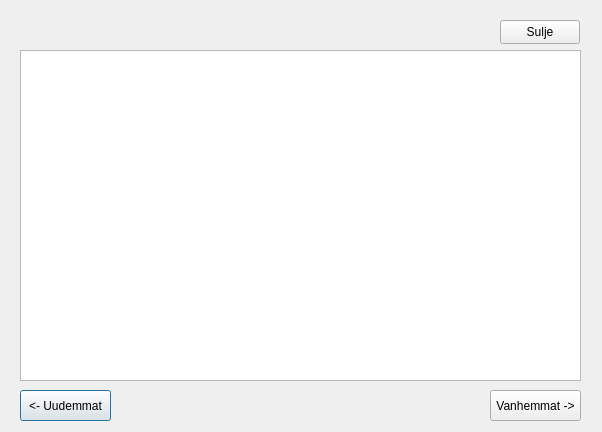
Qt form bank_automat/transactions.ui (25kmo-project/group_7) before a commit.
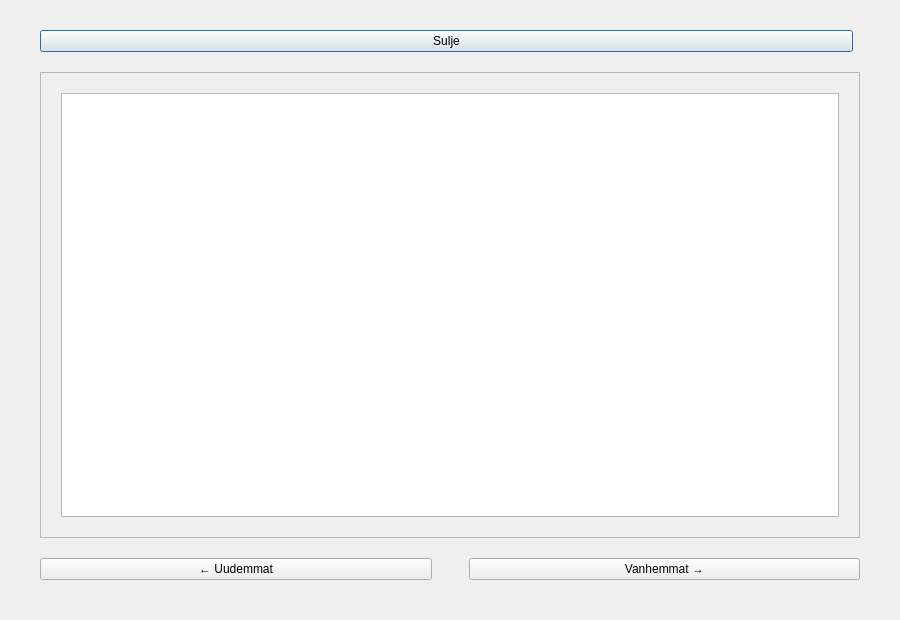
The same form after that commit.

Commit message: UI-muutoksia ja parannuksia

```diff
--- a/bank_automat/transactions.ui
+++ b/bank_automat/transactions.ui
@@ -6,67 +6,126 @@
    <rect>
     <x>0</x>
     <y>0</y>
-    <width>602</width>
-    <height>432</height>
+    <width>900</width>
+    <height>620</height>
    </rect>
   </property>
-  <property name="font">
-   <font>
-    <pointsize>9</pointsize>
-   </font>
+  <property name="minimumSize">
+   <size>
+    <width>700</width>
+    <height>500</height>
+   </size>
   </property>
   <property name="windowTitle">
    <string>Tilitapahtumat</string>
   </property>
-  <widget class="QPushButton" name="btnNewer">
-   <property name="geometry">
-    <rect>
-     <x>20</x>
-     <y>390</y>
-     <width>91</width>
-     <height>31</height>
-    </rect>
+
+  <layout class="QVBoxLayout" name="verticalLayout">
+   <property name="spacing">
+    <number>20</number>
    </property>
-   <property name="text">
-    <string>&lt;- Uudemmat</string>
+   <property name="leftMargin">
+    <number>40</number>
    </property>
-  </widget>
-  <widget class="QPushButton" name="btnOlder">
-   <property name="geometry">
-    <rect>
-     <x>490</x>
-     <y>390</y>
-     <width>91</width>
-     <height>31</height>
-    </rect>
+   <property name="topMargin">
+    <number>30</number>
    </property>
-   <property name="text">
-    <string>Vanhemmat -&gt;</string>
+   <property name="rightMargin">
+    <number>40</number>
    </property>
-  </widget>
-  <widget class="QPushButton" name="btnClose">
-   <property name="geometry">
-    <rect>
-     <x>500</x>
-     <y>20</y>
-     <width>80</width>
-     <height>24</height>
-    </rect>
+   <property name="bottomMargin">
+    <number>40</number>
    </property>
-   <property name="text">
-    <string>Sulje</string>
-   </property>
-  </widget>
-  <widget class="QTableView" name="tableTransactions">
-   <property name="geometry">
-    <rect>
-     <x>20</x>
-     <y>50</y>
-     <width>561</width>
-     <height>331</height>
-    </rect>
-   </property>
-  </widget>
+
+   <!-- Top bar -->
+   <item>
+    <layout class="QHBoxLayout" name="topBar">
+     <item>
+      <widget class="QPushButton" name="btnClose">
+       <property name="text">
+        <string>Sulje</string>
+       </property>
+      </widget>
+     </item>
+     <item>
+      <spacer name="horizontalSpacer">
+       <property name="orientation">
+        <enum>Qt::Horizontal</enum>
+       </property>
+      </spacer>
+     </item>
+    </layout>
+   </item>
+
+   <!-- Taulukko kortissa -->
+   <item>
+    <widget class="QFrame" name="tableFrame">
+     <property name="frameShape">
+      <enum>QFrame::StyledPanel</enum>
+     </property>
+     <property name="frameShadow">
+      <enum>QFrame::Raised</enum>
+     </property>
+     <layout class="QVBoxLayout" name="tableLayout">
+      <property name="leftMargin">
+       <number>20</number>
+      </property>
+      <property name="topMargin">
+       <number>20</number>
+      </property>
+      <property name="rightMargin">
+       <number>20</number>
+      </property>
+      <property name="bottomMargin">
+       <number>20</number>
+      </property>
+      <item>
+       <widget class="QTableView" name="tableTransactions">
+        <property name="alternatingRowColors">
+         <bool>true</bool>
+        </property>
+        <property name="selectionBehavior">
+         <enum>QAbstractItemView::SelectRows</enum>
+        </property>
+        <property name="gridStyle">
+         <enum>Qt::SolidLine</enum>
+        </property>
+       </widget>
+      </item>
+     </layout>
+    </widget>
+   </item>
+
+   <!-- Vanhat ja Uudet tapahtumat -->
+   <item>
+    <layout class="QHBoxLayout" name="paginationLayout">
+     <property name="spacing">
+      <number>30</number>
+     </property>
+     <item>
+      <widget class="QPushButton" name="btnNewer">
+       <property name="text">
+        <string>← Uudemmat</string>
+       </property>
+      </widget>
+     </item>
+     <item>
+      <spacer name="spacerCenter">
+       <property name="orientation">
+        <enum>Qt::Horizontal</enum>
+       </property>
+      </spacer>
+     </item>
+     <item>
+      <widget class="QPushButton" name="btnOlder">
+       <property name="text">
+        <string>Vanhemmat →</string>
+       </property>
+      </widget>
+     </item>
+    </layout>
+   </item>
+  </layout>
  </widget>
  <resources/>
  <connections/>
```
The commit also changes 5 other files.
